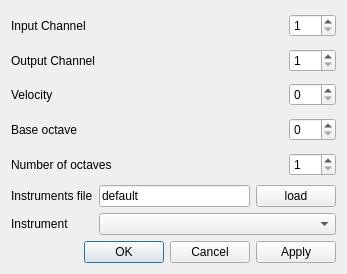
Above: trunk/src/preferences.ui from svn2github/vmpk before the change. Below: the same form after it.
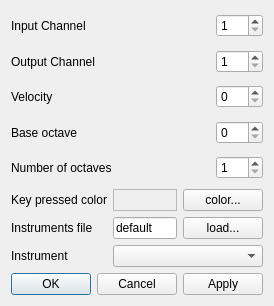
That is the form after the change.

Commit message: * implemented RFE: #2106021 let the user to choose a custom highligh color * reorganisations

```diff
--- a/trunk/src/preferences.ui
+++ b/trunk/src/preferences.ui
@@ -5,8 +5,8 @@
    <rect>
     <x>0</x>
     <y>0</y>
-    <width>347</width>
-    <height>274</height>
+    <width>270</width>
+    <height>306</height>
    </rect>
   </property>
   <property name="windowTitle" >
@@ -141,13 +141,37 @@
     </widget>
    </item>
    <item row="5" column="0" >
+    <widget class="QLabel" name="lblKeyPressColor" >
+     <property name="text" >
+      <string>Key pressed color</string>
+     </property>
+    </widget>
+   </item>
+   <item row="5" column="1" >
+    <widget class="QLabel" name="lblColorName" >
+     <property name="frameShape" >
+      <enum>QFrame::StyledPanel</enum>
+     </property>
+     <property name="frameShadow" >
+      <enum>QFrame::Sunken</enum>
+     </property>
+    </widget>
+   </item>
+   <item row="5" column="2" colspan="2" >
+    <widget class="QPushButton" name="btnColor" >
+     <property name="text" >
+      <string>color...</string>
+     </property>
+    </widget>
+   </item>
+   <item row="6" column="0" >
     <widget class="QLabel" name="lblFileInstrument" >
      <property name="text" >
       <string>Instruments file</string>
      </property>
     </widget>
    </item>
-   <item row="5" column="1" >
+   <item row="6" column="1" >
     <widget class="QLineEdit" name="txtFileInstrument" >
      <property name="text" >
       <string>default</string>
@@ -157,24 +181,24 @@
      </property>
     </widget>
    </item>
-   <item row="5" column="2" colspan="2" >
+   <item row="6" column="2" colspan="2" >
     <widget class="QPushButton" name="btnInstrument" >
      <property name="text" >
-      <string>load</string>
+      <string>load...</string>
      </property>
     </widget>
    </item>
-   <item row="6" column="0" >
+   <item row="7" column="0" >
     <widget class="QLabel" name="lblInstrument" >
      <property name="text" >
       <string>Instrument</string>
      </property>
     </widget>
    </item>
-   <item row="6" column="1" colspan="3" >
+   <item row="7" column="1" colspan="3" >
     <widget class="QComboBox" name="cboInstrument" />
    </item>
-   <item row="7" column="0" colspan="4" >
+   <item row="8" column="0" colspan="4" >
     <widget class="QDialogButtonBox" name="buttonBox" >
      <property name="standardButtons" >
       <set>QDialogButtonBox::Apply|QDialogButtonBox::Cancel|QDialogButtonBox::NoButton|QDialogButtonBox::Ok</set>
```
The commit also changes 13 other files.
